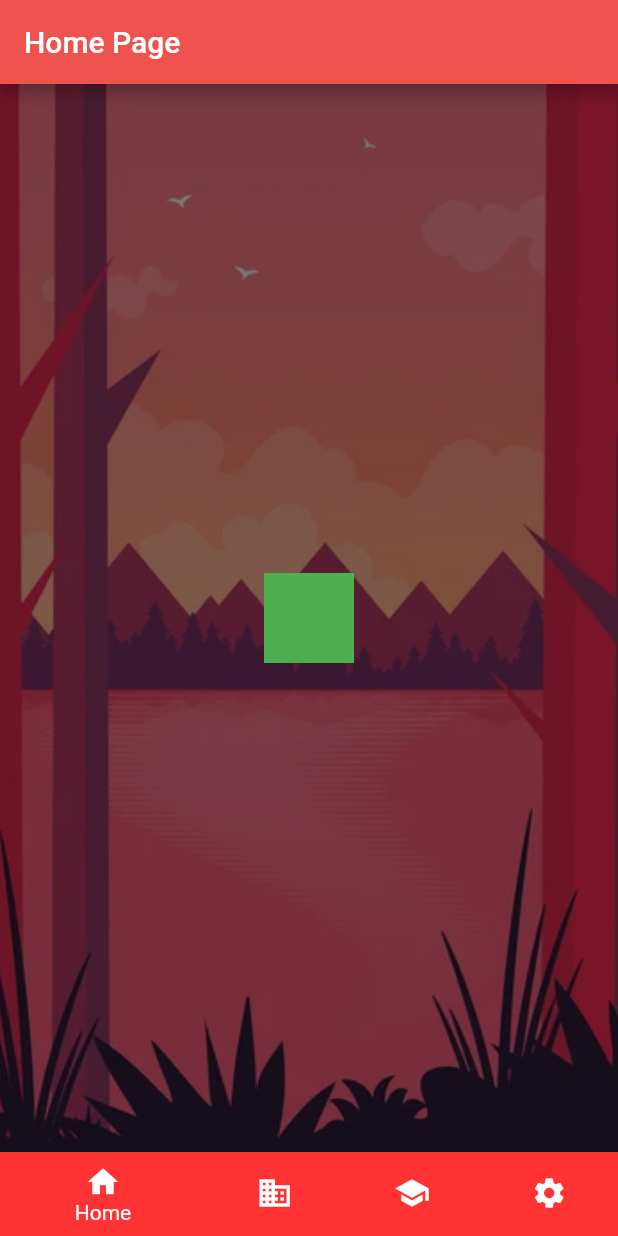
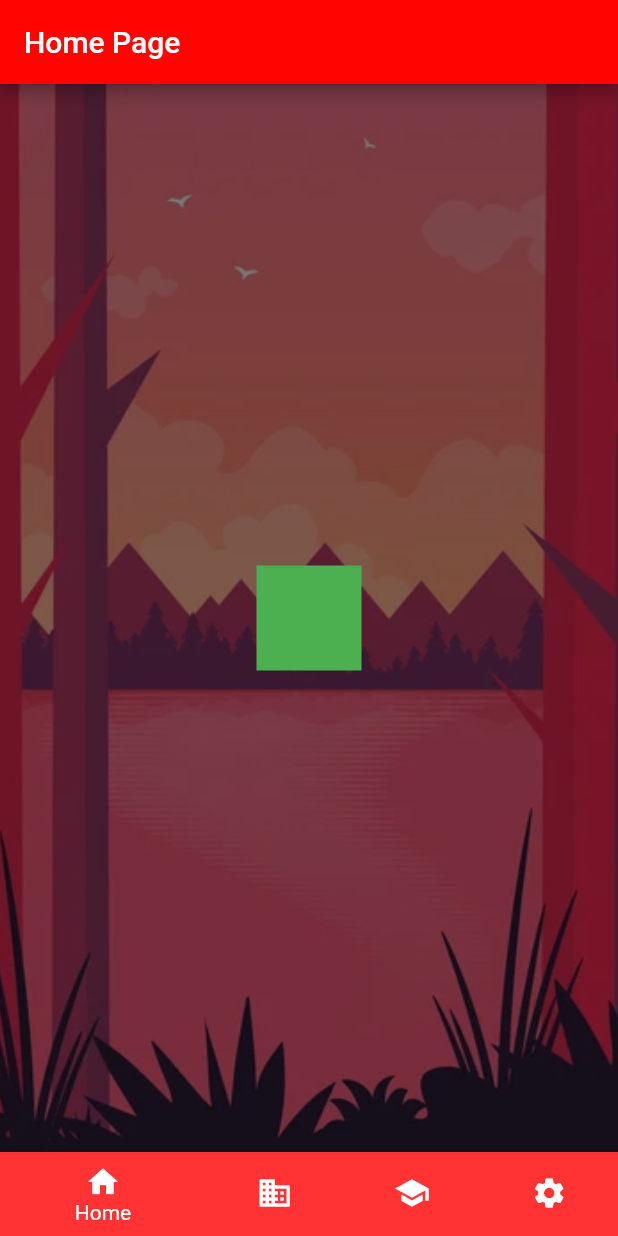
Before and after one commit to luidyvinicius/dart-parquinho, a Flutter app: the screen it shows after launch, on a phone screen of 412 x 824 dp. Run offline on Flutter 3.47's test engine with Material 2 defaults, Android fonts, the light colour scheme and no system bars.

Commit message:
Mudança de cor e tamanho de container

```diff
--- a/lib/homepage.dart
+++ b/lib/homepage.dart
@@ -16,7 +16,7 @@ class _HomePageState extends State<HomePage> {
   Widget build(BuildContext context) {
     return Scaffold(
       appBar: AppBar(
-        backgroundColor: Colors.red[400],
+        backgroundColor: Color.fromARGB(255, 255, 4, 0),
         title: const Text("Home Page"),
       ),
       body: Center(
@@ -42,8 +42,8 @@ class _HomePageState extends State<HomePage> {
             ),
             Container(
               color: Colors.green,
-              height: 60,
-              width: 60,
+              height: 70,
+              width: 70,
             ),
           ],
         ),
```
